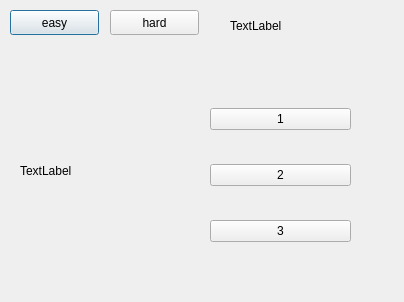
Before: the Qt Designer form scripts/test.ui in masakifujiwara1/count21, drawn with Qt 5.
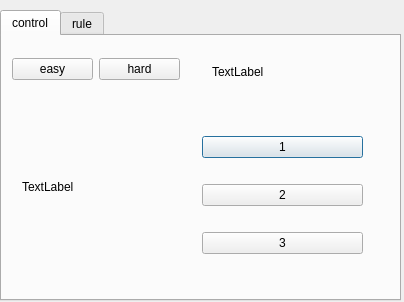
After: the same form once the commit is applied.

Commit message: hard completed

Diff of the .ui file:
```diff
--- a/scripts/test.ui
+++ b/scripts/test.ui
@@ -13,52 +13,29 @@
   <property name="windowTitle">
    <string>Dialog</string>
   </property>
+  <widget class="QTabWidget" name="tabWidget">
+   <property name="geometry">
+    <rect>
+     <x>0</x>
+     <y>10</y>
+     <width>401</width>
+     <height>291</height>
+    </rect>
+   </property>
+   <property name="currentIndex">
+    <number>0</number>
+   </property>
+   <widget class="QWidget" name="tab">
+    <attribute name="title">
+     <string>control</string>
+    </attribute>
   <widget class="QLabel" name="label">
    <property name="geometry">
     <rect>
      <x>20</x>
-     <y>80</y>
+       <y>130</y>
      <width>151</width>
-     <height>181</height>
-    </rect>
-   </property>
-   <property name="text">
-    <string>TextLabel</string>
-   </property>
-  </widget>
-  <widget class="QPushButton" name="pushButton_4">
-   <property name="geometry">
-    <rect>
-     <x>10</x>
-     <y>10</y>
-     <width>89</width>
-     <height>25</height>
-    </rect>
-   </property>
-   <property name="text">
-    <string>easy</string>
-   </property>
-  </widget>
-  <widget class="QPushButton" name="pushButton_5">
-   <property name="geometry">
-    <rect>
-     <x>110</x>
-     <y>10</y>
-     <width>89</width>
-     <height>25</height>
-    </rect>
-   </property>
-   <property name="text">
-    <string>hard</string>
-   </property>
-  </widget>
-  <widget class="QLabel" name="label_2">
-   <property name="geometry">
-    <rect>
-     <x>230</x>
-     <y>10</y>
-     <width>121</width>
-     <height>31</height>
+       <height>41</height>
     </rect>
    </property>
    <property name="text">
@@ -68,10 +45,10 @@
   <widget class="QWidget" name="">
    <property name="geometry">
     <rect>
-     <x>210</x>
+       <x>200</x>
      <y>80</y>
-     <width>141</width>
-     <height>191</height>
+       <width>161</width>
+       <height>161</height>
     </rect>
    </property>
    <layout class="QVBoxLayout" name="verticalLayout">
@@ -97,6 +74,65 @@
      </widget>
     </item>
    </layout>
+    </widget>
+    <widget class="QLabel" name="label_2">
+     <property name="geometry">
+      <rect>
+       <x>210</x>
+       <y>20</y>
+       <width>121</width>
+       <height>31</height>
+      </rect>
+     </property>
+     <property name="text">
+      <string>TextLabel</string>
+     </property>
+    </widget>
+    <widget class="QWidget" name="">
+     <property name="geometry">
+      <rect>
+       <x>10</x>
+       <y>20</y>
+       <width>168</width>
+       <height>27</height>
+      </rect>
+     </property>
+     <layout class="QHBoxLayout" name="horizontalLayout">
+      <item>
+       <widget class="QPushButton" name="pushButton_4">
+        <property name="text">
+         <string>easy</string>
+        </property>
+       </widget>
+      </item>
+      <item>
+       <widget class="QPushButton" name="pushButton_5">
+        <property name="text">
+         <string>hard</string>
+        </property>
+       </widget>
+      </item>
+     </layout>
+    </widget>
+   </widget>
+   <widget class="QWidget" name="tab_2">
+    <attribute name="title">
+     <string>rule</string>
+    </attribute>
+    <widget class="QLabel" name="label_3">
+     <property name="geometry">
+      <rect>
+       <x>10</x>
+       <y>10</y>
+       <width>371</width>
+       <height>231</height>
+      </rect>
+     </property>
+     <property name="text">
+      <string>TextLabel</string>
+     </property>
+    </widget>
+   </widget>
   </widget>
  </widget>
  <resources/>
```
Left out of the diff: 2 changed lines with no effect on the pictures. Lines whose indentation alone changed are shown as unchanged. The commit also changes 4 other files.
